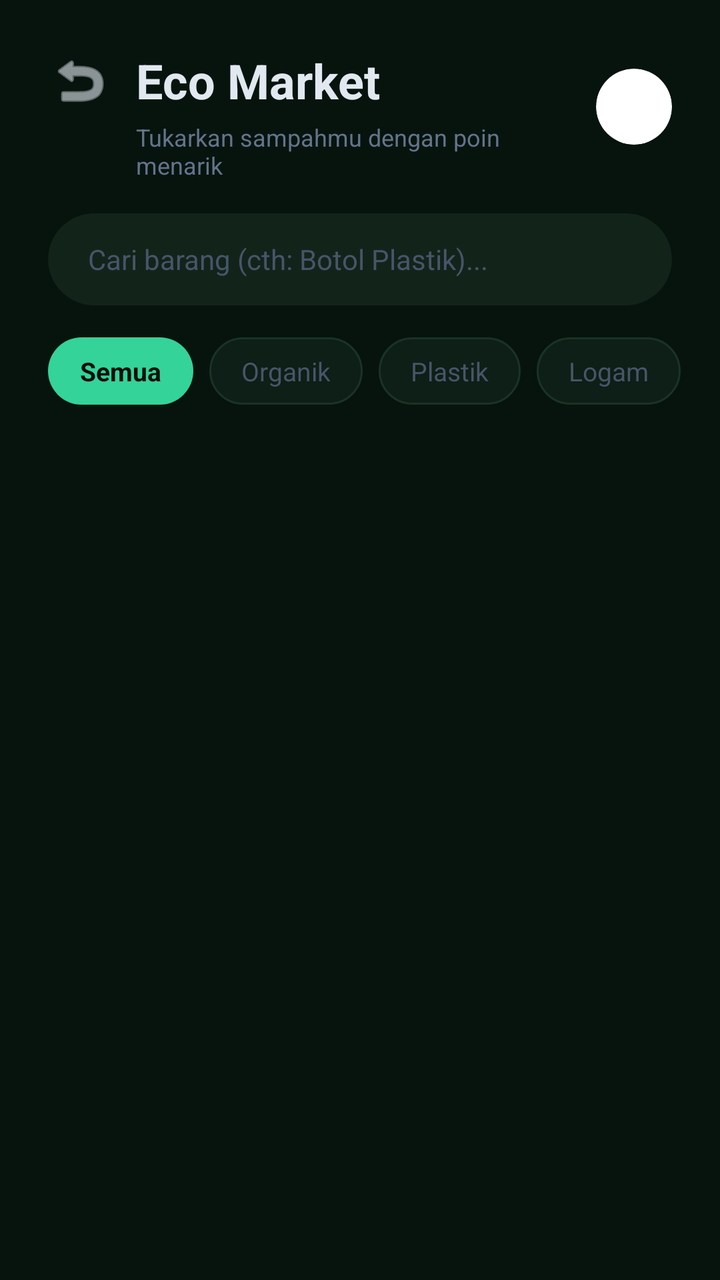
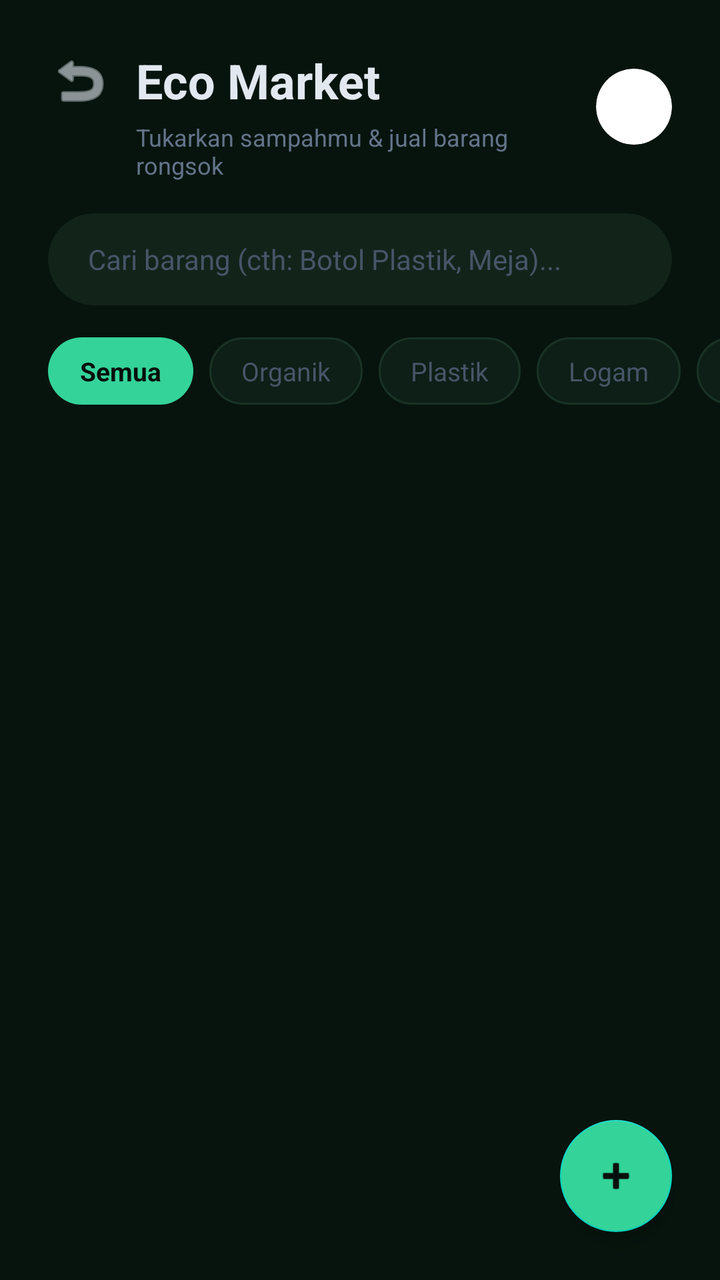

An Android layout rendered at two revisions. The XML below is the earlier revision; the diff shows what the commit changed to produce the second picture.
<!-- AndroidManifest.xml: application theme Theme.EcoSort -->
<!-- res/layout/activity_marketplace.xml -->
<?xml version="1.0" encoding="utf-8"?>
<LinearLayout xmlns:android="http://schemas.android.com/apk/res/android"
    xmlns:app="http://schemas.android.com/apk/res-auto"
    xmlns:tools="http://schemas.github.com/tools"
    android:layout_width="match_parent"
    android:layout_height="match_parent"
    android:orientation="vertical"
    android:background="#07140E"
    android:fitsSystemWindows="true">

    <RelativeLayout
        android:layout_width="match_parent"
        android:layout_height="wrap_content"
        android:paddingHorizontal="24dp"
        android:paddingTop="24dp"
        android:paddingBottom="16dp">

        <ImageView
            android:id="@+id/btnBackMarketplace"
            android:layout_width="32dp"
            android:layout_height="32dp"
            android:layout_alignParentStart="true"
            android:layout_alignTop="@id/txtJudulMarket"
            android:layout_alignBottom="@id/txtJudulMarket"
            android:clickable="true"
            android:focusable="true"
            android:background="?attr/selectableItemBackgroundBorderless"
            android:src="@android:drawable/ic_menu_revert"
            app:tint="#E2E8F0" />

        <TextView
            android:id="@+id/txtJudulMarket"
            android:layout_width="wrap_content"
            android:layout_height="wrap_content"
            android:layout_toEndOf="@id/btnBackMarketplace"
            android:layout_toStartOf="@id/btnProfilTop"
            android:layout_marginStart="12dp"
            android:layout_marginEnd="12dp"
            android:text="Eco Market"
            android:textColor="#E2E8F0"
            android:textSize="24sp"
            android:textStyle="bold" />

        <TextView
            android:layout_width="wrap_content"
            android:layout_height="wrap_content"
            android:layout_below="@id/txtJudulMarket"
            android:layout_toEndOf="@id/btnBackMarketplace"
            android:layout_toStartOf="@id/btnProfilTop"
            android:layout_marginStart="12dp"
            android:layout_marginEnd="12dp"
            android:layout_marginTop="4dp"
            android:text="Tukarkan sampahmu dengan poin menarik"
            android:textColor="#64748B"
            android:textSize="12sp" />

        <androidx.cardview.widget.CardView
            android:id="@+id/btnProfilTop"
            android:layout_width="38dp"
            android:layout_height="38dp"
            android:layout_alignParentEnd="true"       android:layout_centerVertical="true"       android:clickable="true"                   android:focusable="true"                   android:foreground="?attr/selectableItemBackground" app:cardCornerRadius="19dp"
            app:cardElevation="0dp">

            <ImageView
                android:id="@+id/imgProfilHeader"
                android:layout_width="match_parent"
                android:layout_height="match_parent"
                android:scaleType="centerCrop"
                android:src="@android:drawable/sym_def_app_icon" />
        </androidx.cardview.widget.CardView>

    </RelativeLayout>

    <androidx.cardview.widget.CardView
        android:layout_width="match_parent"
        android:layout_height="46dp"
        android:layout_marginHorizontal="24dp"
        android:layout_marginBottom="16dp"
        app:cardBackgroundColor="#12241A"
        app:cardCornerRadius="23dp"
        app:cardElevation="0dp">

        <EditText
            android:id="@+id/etCariBarang"
            android:layout_width="match_parent"
            android:layout_height="match_parent"
            android:background="@android:color/transparent"
            android:hint="Cari barang (cth: Botol Plastik)..."
            android:textColorHint="#475569"
            android:textColor="#FFFFFF"
            android:paddingHorizontal="20dp"
            android:textSize="14sp"
            android:inputType="text"
            android:maxLines="1"
            android:imeOptions="actionSearch" />
    </androidx.cardview.widget.CardView>

    <HorizontalScrollView
        android:layout_width="match_parent"
        android:layout_height="wrap_content"
        android:scrollbars="none"
        android:paddingBottom="12dp">

        <LinearLayout
            android:layout_width="wrap_content"
            android:layout_height="wrap_content"
            android:orientation="horizontal"
            android:paddingHorizontal="24dp">

            <TextView
                android:id="@+id/btnFilterSemua"
                android:layout_width="wrap_content"
                android:layout_height="wrap_content"
                android:background="@drawable/bg_tab_active"
                android:paddingHorizontal="16dp"
                android:paddingVertical="8dp"
                android:text="Semua"
                android:textColor="#050F0B"
                android:textSize="13sp"
                android:textStyle="bold" />

            <TextView
                android:id="@+id/btnFilterOrganik"
                android:layout_width="wrap_content"
                android:layout_height="wrap_content"
                android:layout_marginStart="8dp"
                android:background="@drawable/bg_tab_inactive"
                android:paddingHorizontal="16dp"
                android:paddingVertical="8dp"
                android:text="Organik"
                android:textColor="#475569"
                android:textSize="13sp" />

            <TextView
                android:id="@+id/btnFilterPlastik"
                android:layout_width="wrap_content"
                android:layout_height="wrap_content"
                android:layout_marginStart="8dp"
                android:background="@drawable/bg_tab_inactive"
                android:paddingHorizontal="16dp"
                android:paddingVertical="8dp"
                android:text="Plastik"
                android:textColor="#475569"
                android:textSize="13sp" />

            <TextView
                android:id="@+id/btnFilterLogam"
                android:layout_width="wrap_content"
                android:layout_height="wrap_content"
                android:layout_marginStart="8dp"
                android:background="@drawable/bg_tab_inactive"
                android:paddingHorizontal="16dp"
                android:paddingVertical="8dp"
                android:text="Logam"
                android:textColor="#475569"
                android:textSize="13sp" />
        </LinearLayout>
    </HorizontalScrollView>

    <androidx.recyclerview.widget.RecyclerView
        android:id="@+id/rvMarketplace"
        android:layout_width="match_parent"
        android:layout_height="match_parent"
        android:paddingHorizontal="16dp"
        android:clipToPadding="false"
        tools:listitem="@layout/itemproduct" />

</LinearLayout>
<!-- res/layout/itemproduct.xml (included above) -->
<?xml version="1.0" encoding="utf-8"?>
<androidx.cardview.widget.CardView xmlns:android="http://schemas.android.com/apk/res/android"
    xmlns:app="http://schemas.android.com/apk/res-auto"
    android:layout_width="match_parent"
    android:layout_height="wrap_content"
    android:layout_margin="8dp"
    app:cardBackgroundColor="#0D1F16"
    app:cardCornerRadius="16dp"
    app:cardElevation="0dp">

    <LinearLayout
        android:layout_width="match_parent"
        android:layout_height="wrap_content"
        android:orientation="vertical"
        android:padding="12dp">

        <ImageView
            android:id="@+id/imgProduk"
            android:layout_width="match_parent"
            android:layout_height="120dp"
            android:scaleType="centerCrop"
            android:src="@android:drawable/ic_menu_gallery" />

        <TextView
            android:id="@+id/txtNamaProduk"
            android:layout_width="match_parent"
            android:layout_height="wrap_content"
            android:layout_marginTop="8dp"
            android:text="Botol Plastik PET"
            android:textColor="#FFFFFF"
            android:textSize="14sp"
            android:textStyle="bold"
            android:maxLines="1" />

        <LinearLayout
            android:layout_width="match_parent"
            android:layout_height="wrap_content"
            android:layout_marginTop="4dp"
            android:orientation="horizontal">

            <TextView
                android:id="@+id/txtHargaProduk"
                android:layout_width="0dp"
                android:layout_height="wrap_content"
                android:layout_weight="1"
                android:text="500 pts"
                android:textColor="#34D399"
                android:textSize="13sp"
                android:textStyle="bold" />

            <TextView
                android:id="@+id/txtBeratProduk"
                android:layout_width="wrap_content"
                android:layout_height="wrap_content"
                android:text="/1 kg"
                android:textColor="#64748B"
                android:textSize="11sp" />
        </LinearLayout>
    </LinearLayout>
</androidx.cardview.widget.CardView>
<!-- resources referenced by this layout -->
<resources>
  <!-- drawable bg_tab_active (drawable) -->
  <?xml version="1.0" encoding="utf-8"?>
  <shape xmlns:android="http://schemas.android.com/apk/res/android">
      <solid android:color="#34D399" />
      <corners android:radius="20dp" />
  </shape>
  <!-- drawable bg_tab_inactive (drawable) -->
  <?xml version="1.0" encoding="utf-8"?>
  <shape xmlns:android="http://schemas.android.com/apk/res/android">
      <solid android:color="#0D1F16" />
      <corners android:radius="20dp" />
      <stroke android:width="1dp" android:color="#1A3325" />
  </shape>
  <style name="Theme.EcoSort" parent="Base.Theme.EcoSort" />
  <style name="Base.Theme.EcoSort" parent="Theme.MaterialComponents.DayNight.NoActionBar">
          <item name="colorPrimary">#34D399</item>
          <item name="android:windowBackground">#07140E</item>
          <item name="colorSecondaryContainer">#113C24</item>
          <item name="colorOnSecondaryContainer">#34D399</item>
      </style>
</resources>

<!-- the commit's change to res/layout/activity_marketplace.xml (unified diff, before → after) -->
@@ -1,171 +1,206 @@
 <?xml version="1.0" encoding="utf-8"?>
-<LinearLayout xmlns:android="http://schemas.android.com/apk/res/android"
+<androidx.coordinatorlayout.widget.CoordinatorLayout xmlns:android="http://schemas.android.com/apk/res/android"
     xmlns:app="http://schemas.android.com/apk/res-auto"
-    xmlns:tools="http://schemas.github.com/tools"
+    xmlns:tools="http://schemas.android.com/tools"
     android:layout_width="match_parent"
     android:layout_height="match_parent"
-    android:orientation="vertical"
     android:background="#07140E"
     android:fitsSystemWindows="true">
 
-    <RelativeLayout
+    <LinearLayout
         android:layout_width="match_parent"
-        android:layout_height="wrap_content"
-        android:paddingHorizontal="24dp"
-        android:paddingTop="24dp"
-        android:paddingBottom="16dp">
-
-        <ImageView
-            android:id="@+id/btnBackMarketplace"
-            android:layout_width="32dp"
-            android:layout_height="32dp"
-            android:layout_alignParentStart="true"
-            android:layout_alignTop="@id/txtJudulMarket"
-            android:layout_alignBottom="@id/txtJudulMarket"
-            android:clickable="true"
-            android:focusable="true"
-            android:background="?attr/selectableItemBackgroundBorderless"
-            android:src="@android:drawable/ic_menu_revert"
-            app:tint="#E2E8F0" />
-
-        <TextView
-            android:id="@+id/txtJudulMarket"
-            android:layout_width="wrap_content"
-            android:layout_height="wrap_content"
-            android:layout_toEndOf="@id/btnBackMarketplace"
-            android:layout_toStartOf="@id/btnProfilTop"
-            android:layout_marginStart="12dp"
-            android:layout_marginEnd="12dp"
-            android:text="Eco Market"
-            android:textColor="#E2E8F0"
-            android:textSize="24sp"
-            android:textStyle="bold" />
-
-        <TextView
-            android:layout_width="wrap_content"
-            android:layout_height="wrap_content"
-            android:layout_below="@id/txtJudulMarket"
-            android:layout_toEndOf="@id/btnBackMarketplace"
-            android:layout_toStartOf="@id/btnProfilTop"
-            android:layout_marginStart="12dp"
-            android:layout_marginEnd="12dp"
-            android:layout_marginTop="4dp"
-            android:text="Tukarkan sampahmu dengan poin menarik"
-            android:textColor="#64748B"
-            android:textSize="12sp" />
+        android:layout_height="match_parent"
+        android:orientation="vertical">
+
+        <RelativeLayout
+            android:layout_width="match_parent"
+            android:layout_height="wrap_content"
+            android:paddingHorizontal="24dp"
+            android:paddingTop="24dp"
+            android:paddingBottom="16dp">
+
+            <ImageView
+                android:id="@+id/btnBackMarketplace"
+                android:layout_width="32dp"
+                android:layout_height="32dp"
+                android:layout_alignParentStart="true"
+                android:layout_alignTop="@id/txtJudulMarket"
+                android:layout_alignBottom="@id/txtJudulMarket"
+                android:clickable="true"
+                android:focusable="true"
+                android:background="?attr/selectableItemBackgroundBorderless"
+                android:src="@android:drawable/ic_menu_revert"
+                app:tint="#E2E8F0" />
+
+            <TextView
+                android:id="@+id/txtJudulMarket"
+                android:layout_width="wrap_content"
+                android:layout_height="wrap_content"
+                android:layout_toEndOf="@id/btnBackMarketplace"
+                android:layout_toStartOf="@id/btnProfilTop"
+                android:layout_marginStart="12dp"
+                android:layout_marginEnd="12dp"
+                android:text="Eco Market"
+                android:textColor="#E2E8F0"
+                android:textSize="24sp"
+                android:textStyle="bold" />
+
+            <TextView
+                android:layout_width="wrap_content"
+                android:layout_height="wrap_content"
+                android:layout_below="@id/txtJudulMarket"
+                android:layout_toEndOf="@id/btnBackMarketplace"
+                android:layout_toStartOf="@id/btnProfilTop"
+                android:layout_marginStart="12dp"
+                android:layout_marginEnd="12dp"
+                android:layout_marginTop="4dp"
+                android:text="Tukarkan sampahmu &amp; jual barang rongsok"
+                android:textColor="#64748B"
+                android:textSize="12sp" />
+
+            <androidx.cardview.widget.CardView
+                android:id="@+id/btnProfilTop"
+                android:layout_width="38dp"
+                android:layout_height="38dp"
+                android:layout_alignParentEnd="true"
+                android:layout_centerVertical="true"
+                android:clickable="true"
+                android:focusable="true"
+                android:foreground="?attr/selectableItemBackground"
+                app:cardCornerRadius="19dp"
+                app:cardElevation="0dp">
+
+                <ImageView
+                    android:id="@+id/imgProfilHeader"
+                    android:layout_width="match_parent"
+                    android:layout_height="match_parent"
+                    android:scaleType="centerCrop"
+                    android:src="@android:drawable/sym_def_app_icon" />
+            </androidx.cardview.widget.CardView>
+
+        </RelativeLayout>
 
         <androidx.cardview.widget.CardView
-            android:id="@+id/btnProfilTop"
-            android:layout_width="38dp"
-            android:layout_height="38dp"
-            android:layout_alignParentEnd="true"       android:layout_centerVertical="true"       android:clickable="true"                   android:focusable="true"                   android:foreground="?attr/selectableItemBackground" app:cardCornerRadius="19dp"
+            android:layout_width="match_parent"
+            android:layout_height="46dp"
+            android:layout_marginHorizontal="24dp"
+            android:layout_marginBottom="16dp"
+            app:cardBackgroundColor="#12241A"
+            app:cardCornerRadius="23dp"
             app:cardElevation="0dp">
 
-            <ImageView
-                android:id="@+id/imgProfilHeader"
+            <EditText
+                android:id="@+id/etCariBarang"
                 android:layout_width="match_parent"
                 android:layout_height="match_parent"
-                android:scaleType="centerCrop"
-                android:src="@android:drawable/sym_def_app_icon" />
+                android:background="@android:color/transparent"
+                android:hint="Cari barang (cth: Botol Plastik, Meja)..."
+                android:textColorHint="#475569"
+                android:textColor="#FFFFFF"
+                android:paddingHorizontal="20dp"
+                android:textSize="14sp"
+                android:inputType="text"
+                android:maxLines="1"
+                android:imeOptions="actionSearch" />
         </androidx.cardview.widget.CardView>
 
-    </RelativeLayout>
-
-    <androidx.cardview.widget.CardView
-        android:layout_width="match_parent"
-        android:layout_height="46dp"
-        android:layout_marginHorizontal="24dp"
-        android:layout_marginBottom="16dp"
-        app:cardBackgroundColor="#12241A"
-        app:cardCornerRadius="23dp"
-        app:cardElevation="0dp">
-
-        <EditText
-            android:id="@+id/etCariBarang"
+        <HorizontalScrollView
+            android:layout_width="match_parent"
+            android:layout_height="wrap_content"
+            android:scrollbars="none"
+            android:paddingBottom="12dp">
+
+            <LinearLayout
+                android:layout_width="wrap_content"
+                android:layout_height="wrap_content"
+                android:orientation="horizontal"
+                android:paddingHorizontal="24dp">
+
+                <TextView
+                    android:id="@+id/btnFilterSemua"
+                    android:layout_width="wrap_content"
+                    android:layout_height="wrap_content"
+                    android:background="@drawable/bg_tab_active"
+                    android:paddingHorizontal="16dp"
+                    android:paddingVertical="8dp"
+                    android:text="Semua"
+                    android:textColor="#050F0B"
+                    android:textSize="13sp"
+                    android:textStyle="bold" />
+
+                <TextView
+                    android:id="@+id/btnFilterOrganik"
+                    android:layout_width="wrap_content"
+                    android:layout_height="wrap_content"
+                    android:layout_marginStart="8dp"
+                    android:background="@drawable/bg_tab_inactive"
+                    android:paddingHorizontal="16dp"
+                    android:paddingVertical="8dp"
+                    android:text="Organik"
+                    android:textColor="#475569"
+                    android:textSize="13sp" />
+
+                <TextView
+                    android:id="@+id/btnFilterPlastik"
+                    android:layout_width="wrap_content"
+                    android:layout_height="wrap_content"
+                    android:layout_marginStart="8dp"
+                    android:background="@drawable/bg_tab_inactive"
+                    android:paddingHorizontal="16dp"
+                    android:paddingVertical="8dp"
+                    android:text="Plastik"
+                    android:textColor="#475569"
+                    android:textSize="13sp" />
+
+                <TextView
+                    android:id="@+id/btnFilterLogam"
+                    android:layout_width="wrap_content"
+                    android:layout_height="wrap_content"
+                    android:layout_marginStart="8dp"
+                    android:background="@drawable/bg_tab_inactive"
+                    android:paddingHorizontal="16dp"
+                    android:paddingVertical="8dp"
+                    android:text="Logam"
+                    android:textColor="#475569"
+                    android:textSize="13sp" />
+
+                <TextView
+                    android:id="@+id/btnFilterRongsok"
+                    android:layout_width="wrap_content"
+                    android:layout_height="wrap_content"
+                    android:layout_marginStart="8dp"
+                    android:background="@drawable/bg_tab_inactive"
+                    android:paddingHorizontal="16dp"
+                    android:paddingVertical="8dp"
+                    android:text="Rongsok (Rp)"
+                    android:textColor="#34D399"
+                    android:textSize="13sp"
+                    android:textStyle="bold" />
+            </LinearLayout>
+        </HorizontalScrollView>
+
+        <androidx.recyclerview.widget.RecyclerView
+            android:id="@+id/rvMarketplace"
             android:layout_width="match_parent"
             android:layout_height="match_parent"
-            android:background="@android:color/transparent"
-            android:hint="Cari barang (cth: Botol Plastik)..."
-            android:textColorHint="#475569"
-            android:textColor="#FFFFFF"
-            android:paddingHorizontal="20dp"
-            android:textSize="14sp"
-            android:inputType="text"
-            android:maxLines="1"
-            android:imeOptions="actionSearch" />
-    </androidx.cardview.widget.CardView>
-
-    <HorizontalScrollView
-        android:layout_width="match_parent"
+            android:paddingHorizontal="16dp"
+            android:clipToPadding="false"
+            android:paddingBottom="80dp"
+            tools:listitem="@layout/itemproduct" />
+    </LinearLayout>
+
+    <com.google.android.material.floatingactionbutton.FloatingActionButton
+        android:id="@+id/fabJualRongsok"
+        android:layout_width="wrap_content"
         android:layout_height="wrap_content"
-        android:scrollbars="none"
-        android:paddingBottom="12dp">
-
-        <LinearLayout
-            android:layout_width="wrap_content"
-            android:layout_height="wrap_content"
-            android:orientation="horizontal"
-            android:paddingHorizontal="24dp">
-
-            <TextView
-                android:id="@+id/btnFilterSemua"
-                android:layout_width="wrap_content"
-                android:layout_height="wrap_content"
-                android:background="@drawable/bg_tab_active"
-                android:paddingHorizontal="16dp"
-                android:paddingVertical="8dp"
-                android:text="Semua"
-                android:textColor="#050F0B"
-                android:textSize="13sp"
-                android:textStyle="bold" />
-
-            <TextView
-                android:id="@+id/btnFilterOrganik"
-                android:layout_width="wrap_content"
-                android:layout_height="wrap_content"
-                android:layout_marginStart="8dp"
-                android:background="@drawable/bg_tab_inactive"
-                android:paddingHorizontal="16dp"
-                android:paddingVertical="8dp"
-                android:text="Organik"
-                android:textColor="#475569"
-                android:textSize="13sp" />
-
-            <TextView
-                android:id="@+id/btnFilterPlastik"
-                android:layout_width="wrap_content"
-                android:layout_height="wrap_content"
-                android:layout_marginStart="8dp"
-                android:background="@drawable/bg_tab_inactive"
-                android:paddingHorizontal="16dp"
-                android:paddingVertical="8dp"
-                android:text="Plastik"
-                android:textColor="#475569"
-                android:textSize="13sp" />
-
-            <TextView
-                android:id="@+id/btnFilterLogam"
-                android:layout_width="wrap_content"
-                android:layout_height="wrap_content"
-                android:layout_marginStart="8dp"
-                android:background="@drawable/bg_tab_inactive"
-                android:paddingHorizontal="16dp"
-                android:paddingVertical="8dp"
-                android:text="Logam"
-                android:textColor="#475569"
-                android:textSize="13sp" />
-        </LinearLayout>
-    </HorizontalScrollView>
-
-    <androidx.recyclerview.widget.RecyclerView
-        android:id="@+id/rvMarketplace"
-        android:layout_width="match_parent"
-        android:layout_height="match_parent"
-        android:paddingHorizontal="16dp"
-        android:clipToPadding="false"
-        tools:listitem="@layout/itemproduct" />
-
-</LinearLayout>
+        android:layout_gravity="bottom|end"
+        android:layout_margin="24dp"
+        android:backgroundTint="#34D399"
+        android:contentDescription="Jual Barang"
+        android:src="@android:drawable/ic_input_add"
+        app:tint="#050F0B" />
+
+</androidx.coordinatorlayout.widget.CoordinatorLayout>
 <!-- res/layout/itemproduct.xml (included above) -->
 <?xml version="1.0" encoding="utf-8"?>
 <androidx.cardview.widget.CardView xmlns:android="http://schemas.android.com/apk/res/android"
